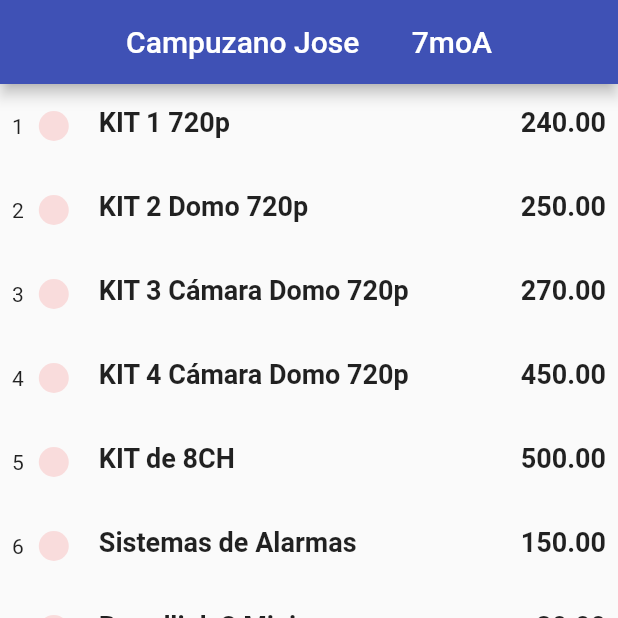
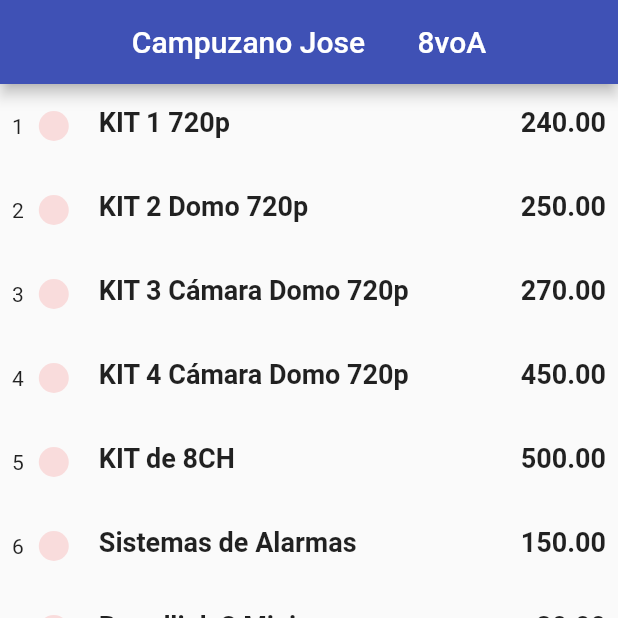
Before and after one commit to jose700/examen1erParcial, a Flutter app: the screen it shows after launch, on a phone screen of 412 x 824 dp, the top half of it. Run offline on Flutter 3.47's test engine with Material 2 defaults, Android fonts, the phone set to English and light mode, and no system bars.

Commit message:
Update appBar.dart

```diff
--- a/lib/widgets/appBar.dart
+++ b/lib/widgets/appBar.dart
@@ -10,7 +10,7 @@ class appBarJOSE extends StatelessWidget {
     String name = 'Campuzano Jose';
     return Scaffold(
       appBar: AppBar(
-        title: Text('$name       7moA'),
+        title: Text('$name       8voA'),
         centerTitle: true,
       ),
       body: ListScreen(backend: Backend()),
```
